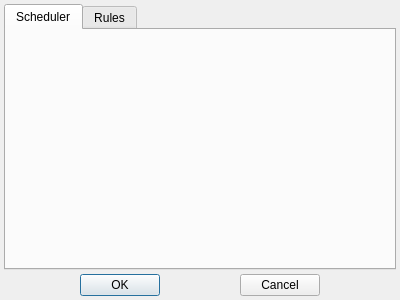
This is src/main/editrulesdialog.ui in Gris87/SystemAnalyzer as Qt 5 draws it before an edit. The edited form follows.
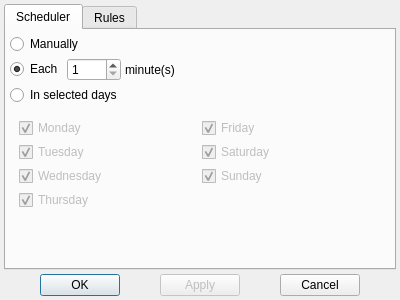
This is the edited form.

The edit to the form file:
```diff
--- a/src/main/editrulesdialog.ui
+++ b/src/main/editrulesdialog.ui
@@ -38,6 +38,179 @@
       <attribute name="title">
        <string>Scheduler</string>
       </attribute>
+      <layout class="QVBoxLayout" name="verticalLayout_2">
+       <property name="spacing">
+        <number>4</number>
+       </property>
+       <property name="leftMargin">
+        <number>4</number>
+       </property>
+       <property name="topMargin">
+        <number>4</number>
+       </property>
+       <property name="rightMargin">
+        <number>4</number>
+       </property>
+       <property name="bottomMargin">
+        <number>4</number>
+       </property>
+       <item>
+        <widget class="QRadioButton" name="manuallyRadioButton">
+         <property name="text">
+          <string>Manually</string>
+         </property>
+        </widget>
+       </item>
+       <item>
+        <layout class="QHBoxLayout" name="horizontalLayout_2">
+         <property name="spacing">
+          <number>4</number>
+         </property>
+         <item>
+          <widget class="QRadioButton" name="eachMinutesRadioButton">
+           <property name="text">
+            <string>Each</string>
+           </property>
+           <property name="checked">
+            <bool>true</bool>
+           </property>
+          </widget>
+         </item>
+         <item>
+          <widget class="QSpinBox" name="minutesSpinBox">
+           <property name="minimum">
+            <number>1</number>
+           </property>
+           <property name="maximum">
+            <number>1500</number>
+           </property>
+          </widget>
+         </item>
+         <item>
+          <widget class="QLabel" name="minutesLabel">
+           <property name="text">
+            <string>minute(s)</string>
+           </property>
+          </widget>
+         </item>
+         <item>
+          <spacer name="horizontalSpacer_4">
+           <property name="orientation">
+            <enum>Qt::Horizontal</enum>
+           </property>
+           <property name="sizeHint" stdset="0">
+            <size>
+             <width>40</width>
+             <height>20</height>
+            </size>
+           </property>
+          </spacer>
+         </item>
+        </layout>
+       </item>
+       <item>
+        <widget class="QRadioButton" name="daysRadioButton">
+         <property name="text">
+          <string>In selected days</string>
+         </property>
+        </widget>
+       </item>
+       <item>
+        <widget class="QWidget" name="daysWidget" native="true">
+         <property name="enabled">
+          <bool>false</bool>
+         </property>
+         <layout class="QGridLayout" name="gridLayout">
+          <property name="spacing">
+           <number>4</number>
+          </property>
+          <item row="1" column="1">
+           <widget class="QCheckBox" name="saturdayCheckBox">
+            <property name="text">
+             <string>Saturday</string>
+            </property>
+            <property name="checked">
+             <bool>true</bool>
+            </property>
+           </widget>
+          </item>
+          <item row="0" column="0">
+           <widget class="QCheckBox" name="mondayCheckBox">
+            <property name="text">
+             <string>Monday</string>
+            </property>
+            <property name="checked">
+             <bool>true</bool>
+            </property>
+           </widget>
+          </item>
+          <item row="0" column="1">
+           <widget class="QCheckBox" name="fridayCheckBox">
+            <property name="text">
+             <string>Friday</string>
+            </property>
+            <property name="checked">
+             <bool>true</bool>
+            </property>
+           </widget>
+          </item>
+          <item row="1" column="0">
+           <widget class="QCheckBox" name="tuesdayCheckBox">
+            <property name="text">
+             <string>Tuesday</string>
+            </property>
+            <property name="checked">
+             <bool>true</bool>
+            </property>
+           </widget>
+          </item>
+          <item row="2" column="0">
+           <widget class="QCheckBox" name="wednesdayCheckBox">
+            <property name="text">
+             <string>Wednesday</string>
+            </property>
+            <property name="checked">
+             <bool>true</bool>
+            </property>
+           </widget>
+          </item>
+          <item row="2" column="1">
+           <widget class="QCheckBox" name="sundayCheckBox">
+            <property name="text">
+             <string>Sunday</string>
+            </property>
+            <property name="checked">
+             <bool>true</bool>
+            </property>
+           </widget>
+          </item>
+          <item row="3" column="0">
+           <widget class="QCheckBox" name="thursdayCheckBox">
+            <property name="text">
+             <string>Thursday</string>
+            </property>
+            <property name="checked">
+             <bool>true</bool>
+            </property>
+           </widget>
+          </item>
+         </layout>
+        </widget>
+       </item>
+       <item>
+        <spacer name="verticalSpacer">
+         <property name="orientation">
+          <enum>Qt::Vertical</enum>
+         </property>
+         <property name="sizeHint" stdset="0">
+          <size>
+           <width>20</width>
+           <height>40</height>
+          </size>
+         </property>
+        </spacer>
+       </item>
+      </layout>
      </widget>
      <widget class="QWidget" name="rulesTab">
       <attribute name="title">
@@ -71,6 +244,29 @@
        </property>
       </widget>
      </item>
+     <item>
+      <spacer name="horizontalSpacer_5">
+       <property name="orientation">
+        <enum>Qt::Horizontal</enum>
+       </property>
+       <property name="sizeHint" stdset="0">
+        <size>
+         <width>40</width>
+         <height>20</height>
+        </size>
+       </property>
+      </spacer>
+     </item>
+     <item>
+      <widget class="QPushButton" name="applyButton">
+       <property name="enabled">
+        <bool>false</bool>
+       </property>
+       <property name="text">
+        <string>Apply</string>
+       </property>
+      </widget>
+     </item>
      <item>
       <spacer name="horizontalSpacer_2">
        <property name="orientation">
```
Left out of the diff: 69 changed lines with no effect on the pictures.
